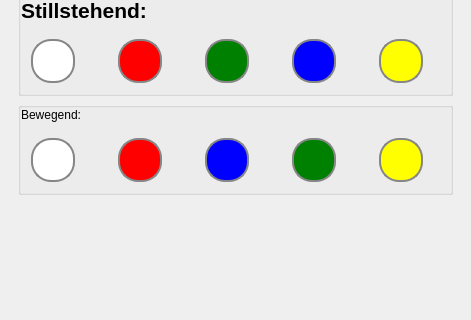
First picture: the form in klingelballui.ui, repository Sammasas/Klingelball-App, before the edit; both pictures show x 0 to 471 and y 240 to 560 of the 471 by 785 pixel window.
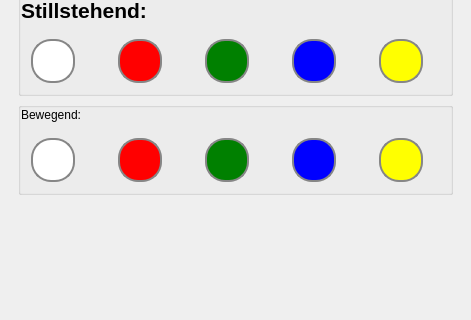
Second picture: the form after the edit. The open tabs and pages were chosen to show the change. Icons and pictures are not drawn.

```diff
--- a/klingelballui.ui
+++ b/klingelballui.ui
@@ -1570,72 +1570,6 @@
                </property>
               </widget>
              </item>
-             <item row="1" column="3">
-              <widget class="QRadioButton" name="Bewegend_Farbe4">
-               <property name="styleSheet">
-                <string notr="true">QRadioButton{
-	background-color: none;
-	margin-top: 10px;
-	margin-bottom: 10px;
-	margin-left: 10px;
-	margin-right: 10px;
-}
-
-QRadioButton::indicator{
-	background-color: green;
-	width: 40px;
-	height: 40px;
-	border: none;
-	border-radius: 20px;
-}
-
-QRadioButton::indicator:checked{
-        border: 4px solid black;
-}
-
-QRadioButton::indicator:unchecked{
-        border: 2px solid #868686;
-}
-</string>
-               </property>
-               <property name="text">
-                <string/>
-               </property>
-              </widget>
-             </item>
-             <item row="1" column="2">
-              <widget class="QRadioButton" name="Bewegend_Farbe3">
-               <property name="styleSheet">
-                <string notr="true">QRadioButton{
-	background-color: none;
-	margin-top: 10px;
-	margin-bottom: 10px;
-	margin-left: 10px;
-	margin-right: 10px;
-}
-QRadioButton::indicator{
-	background-color: blue;
-	width: 40px;
-	height: 40px;
-	border: none;
-	border-radius: 20px;
-}
-
-QRadioButton::indicator:checked{
-        border: 4px solid black;
-}
-
-QRadioButton::indicator:unchecked{
-        border: 2px solid #868686;
-}
-
-</string>
-               </property>
-               <property name="text">
-                <string/>
-               </property>
-              </widget>
-             </item>
              <item row="0" column="0" colspan="5">
               <widget class="QLabel" name="Bewegend_Farbe_Label">
                <property name="text">
@@ -1717,6 +1651,78 @@
                </property>
               </widget>
              </item>
+             <item row="1" column="2">
+              <widget class="QRadioButton" name="Bewegend_Farbe4">
+               <property name="accessibleName">
+                <string>Grün Bewegend Farbwahl</string>
+               </property>
+               <property name="styleSheet">
+                <string notr="true">QRadioButton{
+	background-color: none;
+	margin-top: 10px;
+	margin-bottom: 10px;
+	margin-left: 10px;
+	margin-right: 10px;
+}
+
+QRadioButton::indicator{
+	background-color: green;
+	width: 40px;
+	height: 40px;
+	border: none;
+	border-radius: 20px;
+}
+
+QRadioButton::indicator:checked{
+        border: 4px solid black;
+}
+
+QRadioButton::indicator:unchecked{
+        border: 2px solid #868686;
+}
+</string>
+               </property>
+               <property name="text">
+                <string/>
+               </property>
+              </widget>
+             </item>
+             <item row="1" column="3">
+              <widget class="QRadioButton" name="Bewegend_Farbe3">
+               <property name="accessibleName">
+                <string>Blau Bewegend Farbwahl</string>
+               </property>
+               <property name="styleSheet">
+                <string notr="true">QRadioButton{
+	background-color: none;
+	margin-top: 10px;
+	margin-bottom: 10px;
+	margin-left: 10px;
+	margin-right: 10px;
+}
+QRadioButton::indicator{
+	background-color: blue;
+	width: 40px;
+	height: 40px;
+	border: none;
+	border-radius: 20px;
+}
+
+QRadioButton::indicator:checked{
+        border: 4px solid black;
+}
+
+QRadioButton::indicator:unchecked{
+        border: 2px solid #868686;
+}
+
+</string>
+               </property>
+               <property name="text">
+                <string/>
+               </property>
+              </widget>
+             </item>
             </layout>
            </item>
           </layout>
```
Left out of the diff: 136 changed lines with no effect on the pictures.
